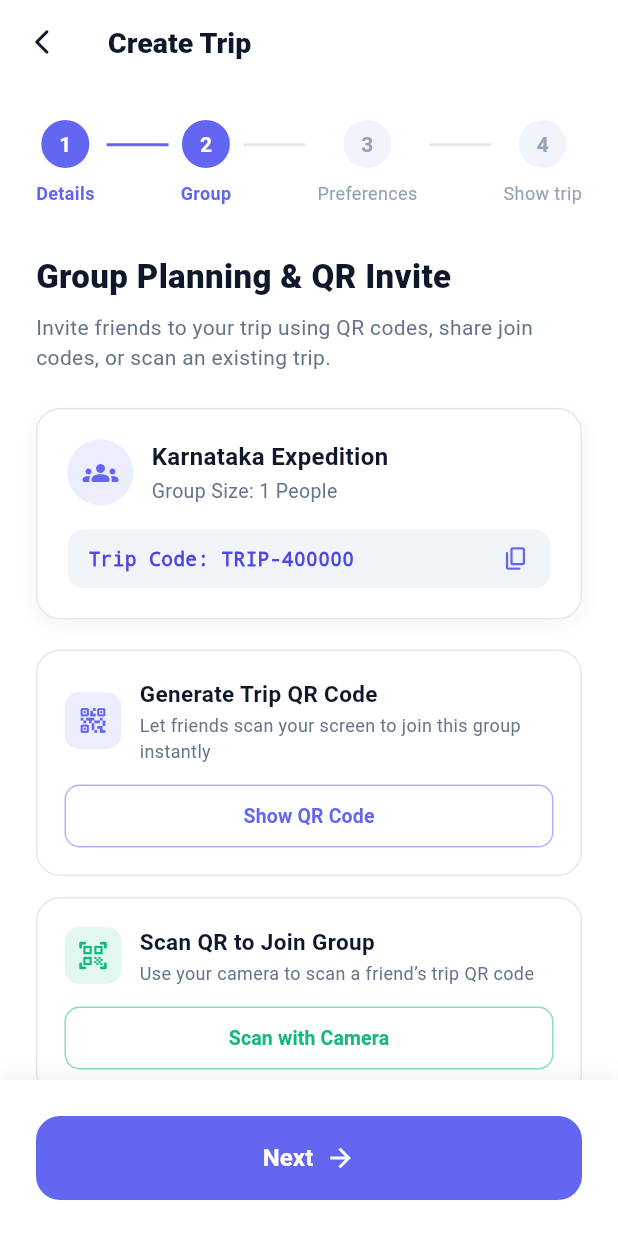
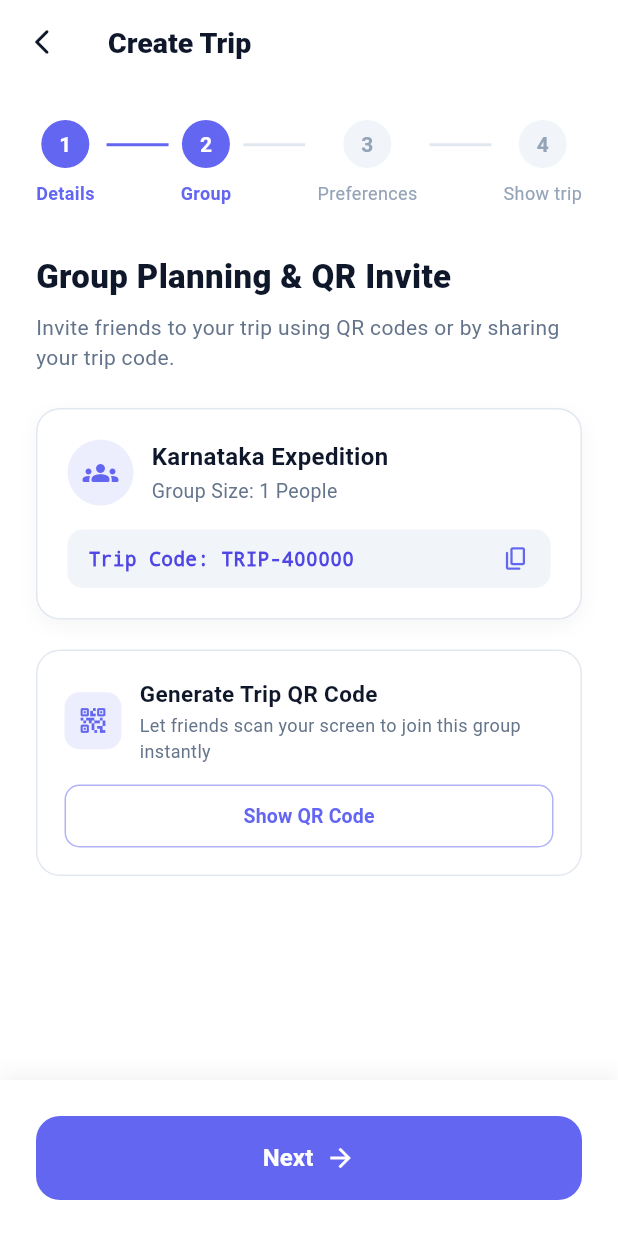
Before and after one commit to ArchanaVbe/Nexti-project, a Flutter app: the CreateTripScreen screen opened directly, after a tap on "Next", on a phone screen of 412 x 824 dp. Run offline on Flutter 3.47's test engine with Material 3 defaults, Android fonts, the phone set to English and light mode, and no system bars; our stand-ins replace cloud_firestore, firebase_auth, firebase_core, google_maps_flutter, google_sign_in, image_picker and 2 more; missing offline and left inert: mobile_scanner; accounts and stored records are empty.

Commit message:
feat(group): keep only trip code and generate QR cards, remove scan and QR hub cards

```diff
--- a/lib/screens/create_trip_screen.dart
+++ b/lib/screens/create_trip_screen.dart
@@ -6,8 +6,6 @@ import 'package:http/http.dart' as http;
 import 'package:cloud_firestore/cloud_firestore.dart';
 import 'trip_details_screen.dart';
 import '../trip_qr_screen.dart';
-import '../qr_scanner_screen.dart';
-import '../trip_qr_hub.dart';
 
 class CreateTripScreen extends StatefulWidget {
   final bool isHost;
@@ -584,7 +582,7 @@ class _CreateTripScreenState extends State<CreateTripScreen> {
         ),
         const SizedBox(height: 8),
         Text(
-          'Invite friends to your trip using QR codes, share join codes, or scan an existing trip.',
+          'Invite friends to your trip using QR codes or by sharing your trip code.',
           style: TextStyle(
             fontSize: 14,
             color: isDark ? const Color(0xFF94A3B8) : const Color(0xFF64748B),
@@ -707,51 +705,6 @@ class _CreateTripScreenState extends State<CreateTripScreen> {
                   tripName: tripName,
                 ),
               ),
-            );
-          },
-        ),
-
-        const SizedBox(height: 14),
-
-        // Action 2: Scan QR Code to Join
-        _buildGroupActionCard(
-          isDark: isDark,
-          icon: Icons.qr_code_scanner_rounded,
-          iconColor: const Color(0xFF10B981),
-          title: 'Scan QR to Join Group',
-          subtitle: 'Use your camera to scan a friend’s trip QR code',
-          buttonLabel: 'Scan with Camera',
-          onTap: () async {
-            final joinedTripId = await Navigator.push<String>(
-              context,
-              MaterialPageRoute(builder: (context) => const QrScannerScreen()),
-            );
-            if (joinedTripId != null && mounted) {
-              ScaffoldMessenger.of(context).showSnackBar(
-                SnackBar(
-                  content: Text('Successfully joined trip: $joinedTripId'),
-                  backgroundColor: const Color(0xFF10B981),
-                  behavior: SnackBarBehavior.floating,
-                ),
-              );
-            }
-          },
-        ),
-
-        const SizedBox(height: 14),
-
-        // Action 3: Open Full QR Hub
-        _buildGroupActionCard(
-          isDark: isDark,
-          icon: Icons.hub_rounded,
-          iconColor: const Color(0xFFF59E0B),
-          title: 'Trip QR Management Hub',
-          subtitle: 'Manage group invitations, members, and active QR codes',
-          buttonLabel: 'Open QR Hub',
-          onTap: () {
-            Navigator.push(
-              context,
-              MaterialPageRoute(builder: (context) => const TripQrHub()),
             );
           },
         ),
```
